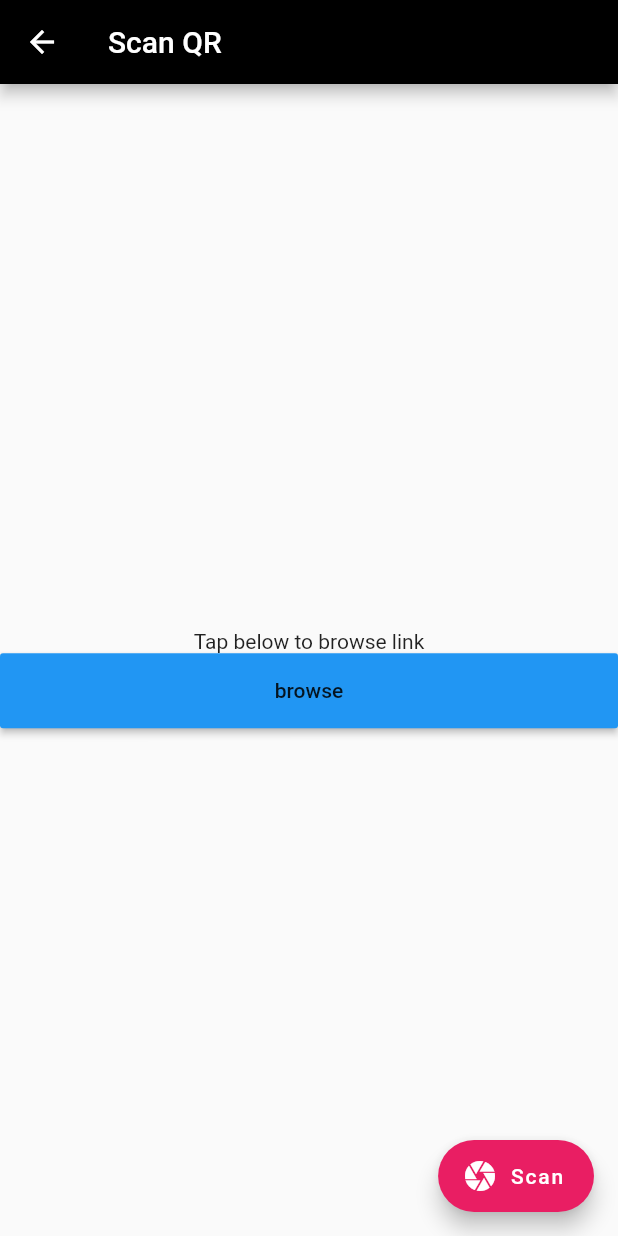
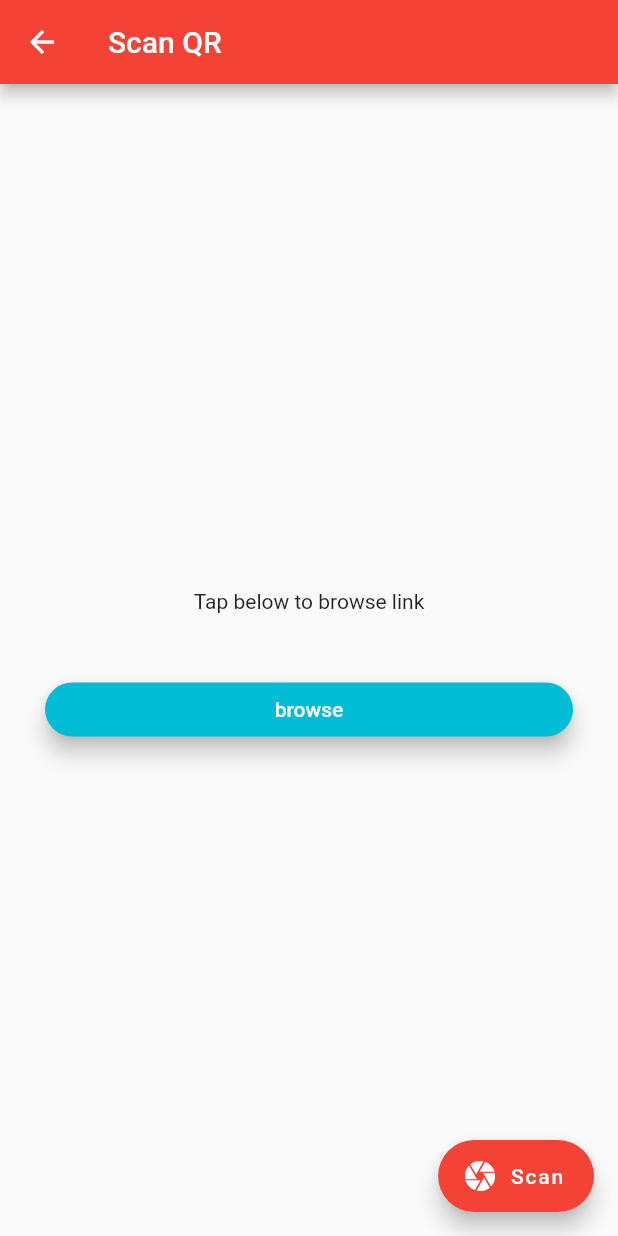
Before and after one commit to JohnnyXN03/qr-scanner, a Flutter app: the screen it shows after launch, after a tap on "Scan Qr Code", on a phone screen of 412 x 824 dp. Run offline on Flutter 3.47's test engine with Material 2 defaults, Android fonts, the phone set to English and light mode, and no system bars; missing offline and left inert: flutter_webview_plugin, qrscan.

Commit message:
ui changes

```diff
--- a/lib/screens/homepage.dart
+++ b/lib/screens/homepage.dart
@@ -13,47 +13,66 @@ class HomePage extends StatelessWidget {
             color: Colors.white,
           ),
         ),
-        backgroundColor: Colors.black,
+        backgroundColor: Colors.red,
       ),
       body: Center(
+        child: Container(
+          width: MediaQuery.of(context).size.width,
+          height: MediaQuery.of(context).size.height,
           child: Column(
             mainAxisAlignment: MainAxisAlignment.center,
             crossAxisAlignment: CrossAxisAlignment.stretch,
             children: <Widget>[
-            SizedBox(
-              height: 300,
-              width: 300,
+              Padding(
+                padding: EdgeInsets.all(3),
+                child: SizedBox(
+                  height: 200,
+                  width: 200,
                   child: Image.asset(
                     'assets/qrcode.jpg',
-                fit: BoxFit.fill,
+                    fit: BoxFit.fitHeight,
+                  ),
                 ),
               ),
               Padding(
                   child: RaisedButton(
+                    elevation: 6,
+                    shape: RoundedRectangleBorder(
+                        borderRadius: BorderRadius.circular(20),
+                        side: BorderSide(color: Colors.black, width: 0.5)),
                     onPressed: () {
                       Navigator.push(
                           context,
                           MaterialPageRoute(
                               builder: (BuildContext context) => ScanPage()));
                     },
-                  color: Colors.blue,
-                  textColor: Colors.white,
-                  splashColor: Colors.white,
-                  child: Text('Scan Qr Code'),
+                    color: Colors.white,
+                    textColor: Colors.cyan,
+                    child: Text(
+                      'Scan Qr Code',
+                      style: TextStyle(fontSize: 17),
+                    ),
                   ),
                   padding: EdgeInsets.symmetric(horizontal: 9, vertical: 17)),
               Padding(
                   child: RaisedButton(
+                    elevation: 6,
                     onPressed: () {},
-                  color: Colors.blue,
+                    shape: RoundedRectangleBorder(
+                        borderRadius: BorderRadius.circular(20)),
+                    color: Colors.cyan,
                     textColor: Colors.white,
                     splashColor: Colors.white,
-                  child: Text('Generate Qr code'),
+                    child: Text(
+                      'Generate Qr code',
+                      style: TextStyle(fontSize: 17),
+                    ),
                   ),
                   padding: EdgeInsets.symmetric(horizontal: 9, vertical: 17)),
             ],
           ),
         ),
+      ),
     );
   }
 }
--- a/lib/screens/scancode.dart
+++ b/lib/screens/scancode.dart
@@ -24,9 +24,13 @@ class _ScanPageState extends State<ScanPage> {
         child: Scaffold(
       appBar: AppBar(
         title: Text('Scan QR'),
-        backgroundColor: Colors.black,
+        backgroundColor: Colors.red,
       ),
       body: Center(
+        child: Container(
+          width: MediaQuery.of(context).size.width,
+          height: MediaQuery.of(context).size.height,
+          padding: EdgeInsets.all(15),
           child: Column(
               mainAxisAlignment: MainAxisAlignment.center,
               crossAxisAlignment: CrossAxisAlignment.stretch,
@@ -42,27 +46,36 @@ class _ScanPageState extends State<ScanPage> {
                   child: Text('Tap below to browse link'),
                 ),
                 SizedBox(
-              height: 50,
-              width: 50,
+                  height: 25,
+                  width: MediaQuery.of(context).size.width,
+                ),
+                Container(
+                  padding: EdgeInsets.all(15),
                   child: RaisedButton(
-                color: Colors.blue,
+                    elevation: 6,
+                    shape: RoundedRectangleBorder(
+                        borderRadius: BorderRadius.circular(20)),
+                    color: Colors.cyan,
                     onPressed: () {
                       var url = qrcode;
                       Navigator.push(
                           context,
                           MaterialPageRoute(
-                          builder: (BuildContext context) => Web(qrcode)));
+                              builder: (BuildContext context) => Web(url)));
                     },
-                child: Text('browse'),
+                    child: Text(
+                      'browse',
+                      style: TextStyle(color: Colors.white),
                     ),
                   ),
-          ],
+                ),
+              ]),
         ),
       ),
       floatingActionButton: FloatingActionButton.extended(
         onPressed: _scan,
         label: Text('Scan'),
-        backgroundColor: Colors.pink,
+        backgroundColor: Colors.red,
         isExtended: true,
         icon: Icon(Icons.camera),
       ),
--- a/lib/screens/urllaunch.dart
+++ b/lib/screens/urllaunch.dart
@@ -1,11 +1,12 @@
 import 'package:flutter/material.dart';
 import 'package:flutter_webview_plugin/flutter_webview_plugin.dart';
+
+void main() => runApp(Web(null));
 
 class Web extends StatelessWidget {
   final String urlnew;
   Web(this.urlnew);
 
-  @override
   Widget build(BuildContext context) {
     return SafeArea(
         child: Scaffold(
```
Lines whose indentation alone changed are shown as unchanged.
